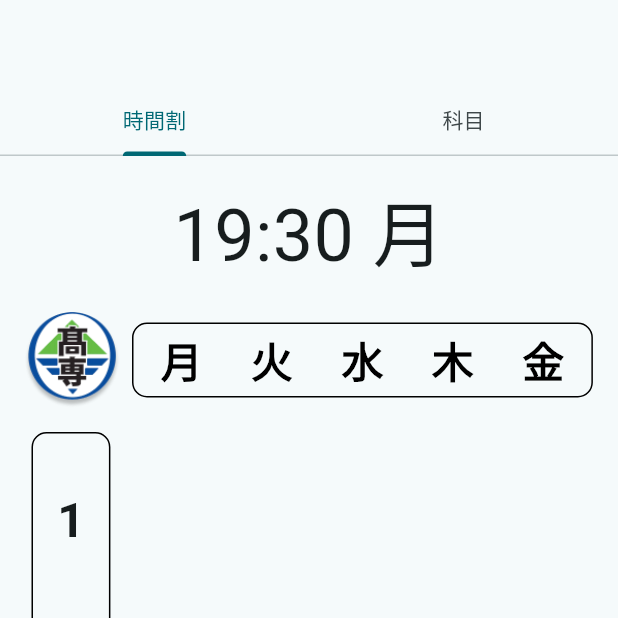
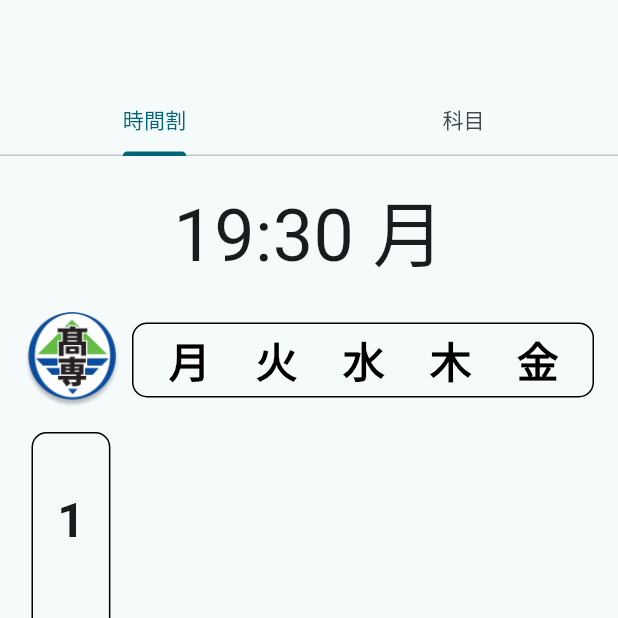
Before and after one commit to raisu3141/yambaru-hackathon, a Flutter app: the screen it shows after launch, item 4 of the bottom bar chosen, on a phone screen of 412 x 824 dp, the top half of it. Run offline on Flutter 3.47's test engine with Material 3 defaults, Android fonts, the phone set to English and light mode, and no system bars; our stand-ins replace cloud_firestore, firebase_core; accounts and stored records are empty; network calls fail.

Commit message:
[fix] 表示サイズの修正
画面サイズによって表示サイズを変更するように修正

```diff
--- a/lib/pages/timetable_page.dart
+++ b/lib/pages/timetable_page.dart
@@ -58,7 +58,10 @@ class _MyWidgetState extends State<Timetable> with SingleTickerProviderStateMixi
       body: TabBarView(
         controller: _tabController,
         children: [
-          Column(
+          SingleChildScrollView(
+            child: AspectRatio(
+              aspectRatio: MediaQuery.of(context).size.width / MediaQuery.of(context).size.height,
+              child: Column(
               crossAxisAlignment: CrossAxisAlignment.start,
               children: <Widget>[
                 const SizedBox(height: 16,),
@@ -80,62 +83,84 @@ class _MyWidgetState extends State<Timetable> with SingleTickerProviderStateMixi
                       children: [
                         Row(
                           children: [
-                        Image.asset('assets/images/account_icon_selected.png',
-                        width: 64, height: 64),
-                        const SizedBox(width: 8,),
-                        Container(
-                          padding: const EdgeInsets.fromLTRB(18, 4, 18, 4),
+                            Image.asset(
+                              'assets/images/account_icon_selected.png',
+                              width: 64,
+                              height: 64,
+                            ),
+                            const SizedBox(width: 8),
+                            Flexible(
+                              child: Container(
+                                padding: const EdgeInsets.fromLTRB(4, 4, 12, 4),
                                 decoration: BoxDecoration(
                                   border: Border.all(color: Colors.black),
                                   borderRadius: BorderRadius.circular(10),
                                 ),
-                          child: const Row(
+                                child: Row(
                                   children: [
-                              Text(
+                                    Spacer(flex: 1,),
+                                    Flexible(
+                                      child: Text(
                                         '月',
+                                        textAlign: TextAlign.center,
                                         style: TextStyle(
                                           fontSize: 28,
                                           fontWeight: FontWeight.bold,
                                           color: Colors.black,
                                         ),
                                       ),
-                              SizedBox(width: 32),
-                              Text(
+                                    ),
+                                    Spacer(flex: 2,),
+                                    Flexible(
+                                      child: Text(
                                         '火',
+                                        textAlign: TextAlign.center,
                                         style: TextStyle(
                                           fontSize: 28,
                                           fontWeight: FontWeight.bold,
                                           color: Colors.black,
                                         ),
                                       ),
-                              SizedBox(width: 32),
-                              Text(
+                                    ),
+                                    Spacer(flex: 2,),
+                                    Flexible(
+                                      child: Text(
                                         '水',
+                                        textAlign: TextAlign.center,
                                         style: TextStyle(
                                           fontSize: 28,
                                           fontWeight: FontWeight.bold,
                                           color: Colors.black,
                                         ),
                                       ),
-                              SizedBox(width: 32),
-                              Text(
+                                    ),
+                                    Spacer(flex: 2,),
+                                    Flexible(
+                                      child: Text(
                                         '木',
+                                        textAlign: TextAlign.center,
                                         style: TextStyle(
                                           fontSize: 28,
                                           fontWeight: FontWeight.bold,
                                           color: Colors.black,
                                         ),
                                       ),
-                              SizedBox(width: 32),
-                              Text(
+                                    ),
+                                    Spacer(flex: 2,),
+                                    Flexible(
+                                      child: Text(
                                         '金',
+                                        textAlign: TextAlign.center,
                                         style: TextStyle(
                                           fontSize: 28,
                                           fontWeight: FontWeight.bold,
                                           color: Colors.black,
                                         ),
                                       ),
+                                    ),
+                                    Spacer(flex: 1,),
                                   ],
+                                ),
                               ),
                             ),
                           ],
@@ -264,6 +289,8 @@ class _MyWidgetState extends State<Timetable> with SingleTickerProviderStateMixi
                 ),
               ],
                       ),
+            ),
+          ),
         ],
       ),
     );
@@ -287,6 +314,9 @@ class _MyWidgetState extends State<Timetable> with SingleTickerProviderStateMixi
           String teacher2 = subjectDoc['teacher2'].toString();
           String roomname = subjectDoc['roomname'].toString();
 
+          double sizewidth = MediaQuery.of(context).size.width * 0.14;
+          double sizeheight = MediaQuery.of(context).size.height * 0.12;
+
           return Container(
             child: ElevatedButton(
               style: ElevatedButton.styleFrom(
@@ -299,8 +329,8 @@ class _MyWidgetState extends State<Timetable> with SingleTickerProviderStateMixi
                   width: 1,
                 ),
                 padding: EdgeInsets.zero,
-                minimumSize: const Size(60, 100),
-                maximumSize: const Size(60, 100),
+                minimumSize: Size(sizewidth, sizeheight),
+                maximumSize: Size(sizewidth, sizeheight),
               ),
               onPressed: () {
                 showDialog(
```
Lines whose indentation alone changed are shown as unchanged.
